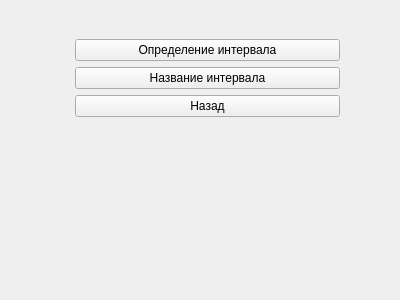
Above: src/gui/blocks/intervalblockwidget.ui from TFed555/music_trainer before the change. Below: the same form after it.
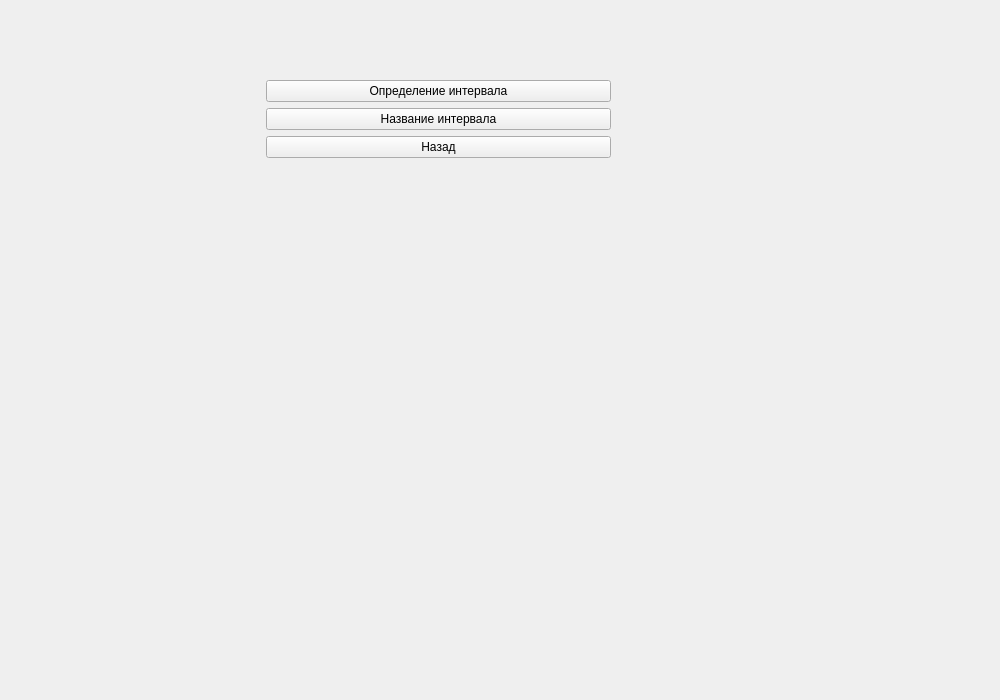
That is the form after the change.

Commit message: changed sizes for widgets

Diff of the .ui file:
```diff
--- a/src/gui/blocks/intervalblockwidget.ui
+++ b/src/gui/blocks/intervalblockwidget.ui
@@ -6,8 +6,8 @@
    <rect>
     <x>0</x>
     <y>0</y>
-    <width>400</width>
-    <height>300</height>
+    <width>1000</width>
+    <height>700</height>
    </rect>
   </property>
   <property name="windowTitle">
@@ -16,10 +16,10 @@
   <widget class="QWidget" name="formLayoutWidget">
    <property name="geometry">
     <rect>
-     <x>69</x>
-     <y>39</y>
-     <width>271</width>
-     <height>231</height>
+     <x>260</x>
+     <y>80</y>
+     <width>351</width>
+     <height>311</height>
     </rect>
    </property>
    <layout class="QFormLayout" name="formLayout">
```
The commit also changes 6 other files.
